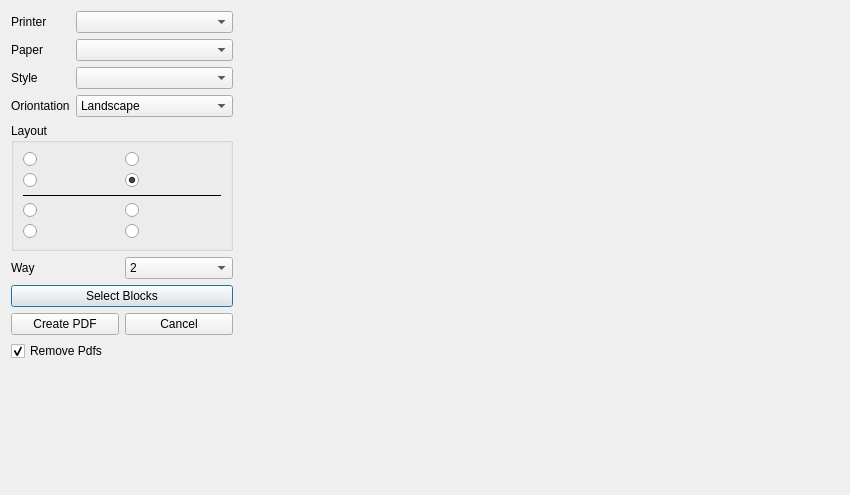
This is widgets/import_export/export_dwg_to_pdf.ui in ebrahimraeyat/civilTools as Qt 5 draws it before an edit. The edited form follows.
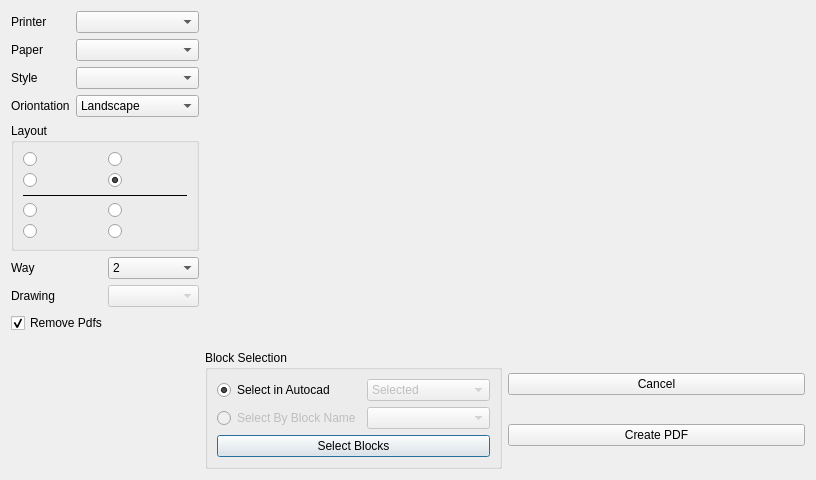
This is the edited form. Icons and pictures are not drawn.

Commit message: Unify the selection of blocks in dwg_to_pdf

```diff
--- a/widgets/import_export/export_dwg_to_pdf.ui
+++ b/widgets/import_export/export_dwg_to_pdf.ui
@@ -6,8 +6,8 @@
    <rect>
     <x>0</x>
     <y>0</y>
-    <width>850</width>
-    <height>495</height>
+    <width>816</width>
+    <height>480</height>
    </rect>
   </property>
   <property name="windowTitle">
@@ -17,7 +17,7 @@
    <iconset resource="../../civiltools.qrc">
     <normaloff>:/import_export/images/import_export/PDF_file_icon.svg</normaloff>:/import_export/images/import_export/PDF_file_icon.svg</iconset>
   </property>
-  <layout class="QHBoxLayout" name="horizontalLayout_2">
+  <layout class="QHBoxLayout" name="horizontalLayout_4">
    <item>
     <layout class="QVBoxLayout" name="verticalLayout">
      <property name="sizeConstraint">
@@ -265,55 +265,21 @@
       </layout>
      </item>
      <item>
-      <widget class="QPushButton" name="select_blocks_button">
-       <property name="text">
-        <string>Select Blocks</string>
-       </property>
-       <property name="icon">
-        <iconset resource="../../civiltools.qrc">
-         <normaloff>:/import_export/images/dwg_to_pdf.svg</normaloff>:/import_export/images/dwg_to_pdf.svg</iconset>
-       </property>
-       <property name="iconSize">
-        <size>
-         <width>40</width>
-         <height>40</height>
-        </size>
-       </property>
-      </widget>
-     </item>
-     <item>
-      <layout class="QHBoxLayout" name="horizontalLayout_3">
+      <layout class="QHBoxLayout" name="horizontalLayout_2">
        <item>
-        <widget class="QPushButton" name="export_button">
+        <widget class="QLabel" name="label_6">
          <property name="text">
-          <string>Create PDF</string>
-         </property>
-         <property name="icon">
-          <iconset resource="../../civiltools.qrc">
-           <normaloff>:/import_export/images/import_export/PDF_file_icon.svg</normaloff>:/import_export/images/import_export/PDF_file_icon.svg</iconset>
-         </property>
-         <property name="iconSize">
-          <size>
-           <width>40</width>
-           <height>40</height>
-          </size>
+          <string>Drawing</string>
          </property>
         </widget>
        </item>
        <item>
-        <widget class="QPushButton" name="cancel_pushbutton">
-         <property name="text">
-          <string>Cancel</string>
+        <widget class="QComboBox" name="drawing_names">
+         <property name="enabled">
+          <bool>false</bool>
          </property>
-         <property name="icon">
-          <iconset resource="../../civiltools.qrc">
-           <normaloff>:/civiltools/images/cancel.svg</normaloff>:/civiltools/images/cancel.svg</iconset>
-         </property>
-         <property name="iconSize">
-          <size>
-           <width>40</width>
-           <height>40</height>
-          </size>
+         <property name="currentIndex">
+          <number>-1</number>
          </property>
         </widget>
        </item>
@@ -345,17 +311,147 @@
     </layout>
    </item>
    <item>
-    <widget class="QLabel" name="preview_label">
-     <property name="minimumSize">
-      <size>
-       <width>600</width>
-       <height>300</height>
-      </size>
-     </property>
-     <property name="text">
-      <string/>
-     </property>
-    </widget>
+    <layout class="QVBoxLayout" name="verticalLayout_3">
+     <item>
+      <widget class="QLabel" name="preview_label">
+       <property name="minimumSize">
+        <size>
+         <width>600</width>
+         <height>300</height>
+        </size>
+       </property>
+       <property name="text">
+        <string/>
+       </property>
+      </widget>
+     </item>
+     <item>
+      <layout class="QHBoxLayout" name="horizontalLayout_3">
+       <item>
+        <widget class="QGroupBox" name="groupBox">
+         <property name="title">
+          <string>Block Selection</string>
+         </property>
+         <layout class="QGridLayout" name="gridLayout_2">
+          <item row="5" column="0" colspan="2">
+           <widget class="QPushButton" name="select_blocks_button">
+            <property name="text">
+             <string>Select Blocks</string>
+            </property>
+            <property name="icon">
+             <iconset resource="../../civiltools.qrc">
+              <normaloff>:/import_export/images/dwg_to_pdf.svg</normaloff>:/import_export/images/dwg_to_pdf.svg</iconset>
+            </property>
+            <property name="iconSize">
+             <size>
+              <width>40</width>
+              <height>40</height>
+             </size>
+            </property>
+           </widget>
+          </item>
+          <item row="1" column="0">
+           <widget class="QRadioButton" name="select_block_by_name">
+            <property name="enabled">
+             <bool>false</bool>
+            </property>
+            <property name="text">
+             <string>Select By Block Name</string>
+            </property>
+            <property name="checked">
+             <bool>false</bool>
+            </property>
+           </widget>
+          </item>
+          <item row="1" column="1">
+           <widget class="QComboBox" name="block_names">
+            <property name="enabled">
+             <bool>false</bool>
+            </property>
+            <property name="currentIndex">
+             <number>-1</number>
+            </property>
+           </widget>
+          </item>
+          <item row="0" column="0">
+           <widget class="QRadioButton" name="select_in_autocad">
+            <property name="text">
+             <string>Select in Autocad</string>
+            </property>
+            <property name="checked">
+             <bool>true</bool>
+            </property>
+           </widget>
+          </item>
+          <item row="0" column="1">
+           <widget class="QComboBox" name="selection_way">
+            <property name="enabled">
+             <bool>false</bool>
+            </property>
+            <property name="currentIndex">
+             <number>0</number>
+            </property>
+            <item>
+             <property name="text">
+              <string>Selected</string>
+             </property>
+            </item>
+            <item>
+             <property name="text">
+              <string>Previous</string>
+             </property>
+            </item>
+            <item>
+             <property name="text">
+              <string>By Mouse</string>
+             </property>
+            </item>
+           </widget>
+          </item>
+         </layout>
+        </widget>
+       </item>
+       <item>
+        <layout class="QVBoxLayout" name="verticalLayout_2">
+         <item>
+          <widget class="QPushButton" name="cancel_pushbutton">
+           <property name="text">
+            <string>Cancel</string>
+           </property>
+           <property name="icon">
+            <iconset resource="../../civiltools.qrc">
+             <normaloff>:/civiltools/images/cancel.svg</normaloff>:/civiltools/images/cancel.svg</iconset>
+           </property>
+           <property name="iconSize">
+            <size>
+             <width>40</width>
+             <height>40</height>
+            </size>
+           </property>
+          </widget>
+         </item>
+         <item>
+          <widget class="QPushButton" name="export_button">
+           <property name="text">
+            <string>Create PDF</string>
+           </property>
+           <property name="icon">
+            <iconset resource="../../civiltools.qrc">
+             <normaloff>:/import_export/images/import_export/PDF_file_icon.svg</normaloff>:/import_export/images/import_export/PDF_file_icon.svg</iconset>
+           </property>
+           <property name="iconSize">
+            <size>
+             <width>40</width>
+             <height>40</height>
+            </size>
+           </property>
+          </widget>
+         </item>
+        </layout>
+       </item>
+      </layout>
+     </item>
+    </layout>
    </item>
   </layout>
  </widget>
```
The commit also changes 2 other files.
